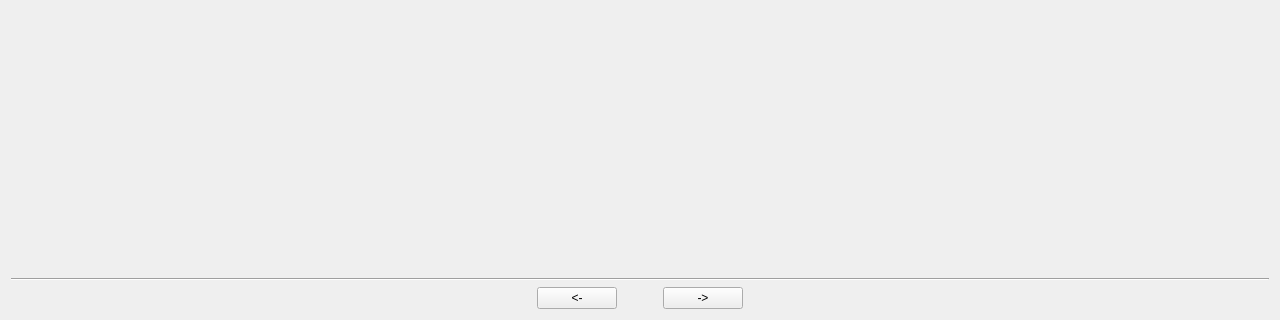
This is ImageWizard/imagewizard.ui in coltoncandy/Image-Generator-Wizard as Qt 5 draws it before an edit; both pictures show x 0 to 1280 and y 400 to 720 of the 1280 by 720 pixel window. The edited form follows.
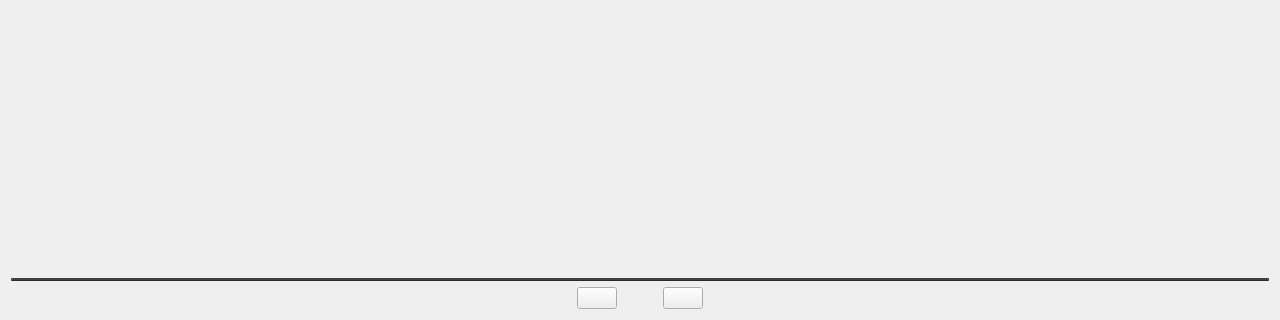
This is the edited form.

The edit to the form file:
```diff
--- a/ImageWizard/imagewizard.ui
+++ b/ImageWizard/imagewizard.ui
@@ -25,6 +25,9 @@
   <property name="windowTitle">
    <string>ImageWizard</string>
   </property>
+  <property name="styleSheet">
+   <string notr="true"/>
+  </property>
   <layout class="QVBoxLayout" name="verticalLayout">
    <item>
     <widget class="QStackedWidget" name="frames"/>
@@ -34,6 +37,10 @@
      <property name="autoFillBackground">
       <bool>false</bool>
      </property>
+     <property name="styleSheet">
+      <string notr="true"> border-color: rgb(43, 43, 43); border-style: outset; border-width: 2px; border-radius: 10px; padding: 6px; 
+</string>
+     </property>
      <property name="orientation">
       <enum>Qt::Horizontal</enum>
      </property>
@@ -61,8 +68,11 @@
          <pointsize>9</pointsize>
         </font>
        </property>
+       <property name="styleSheet">
+        <string notr="true"/>
+       </property>
        <property name="text">
-        <string>&lt;-</string>
+        <string/>
        </property>
       </widget>
      </item>
@@ -84,8 +94,11 @@
      </item>
      <item>
       <widget class="QPushButton" name="btnNext">
+       <property name="styleSheet">
+        <string notr="true"/>
+       </property>
        <property name="text">
-        <string>-&gt;</string>
+        <string/>
        </property>
       </widget>
      </item>
```
